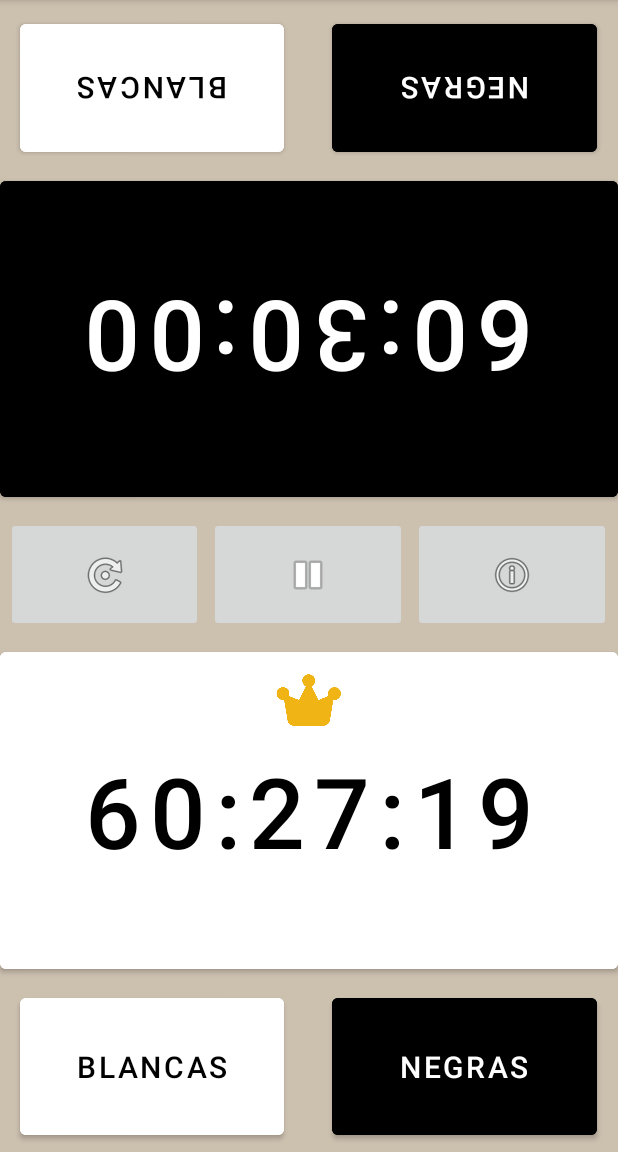
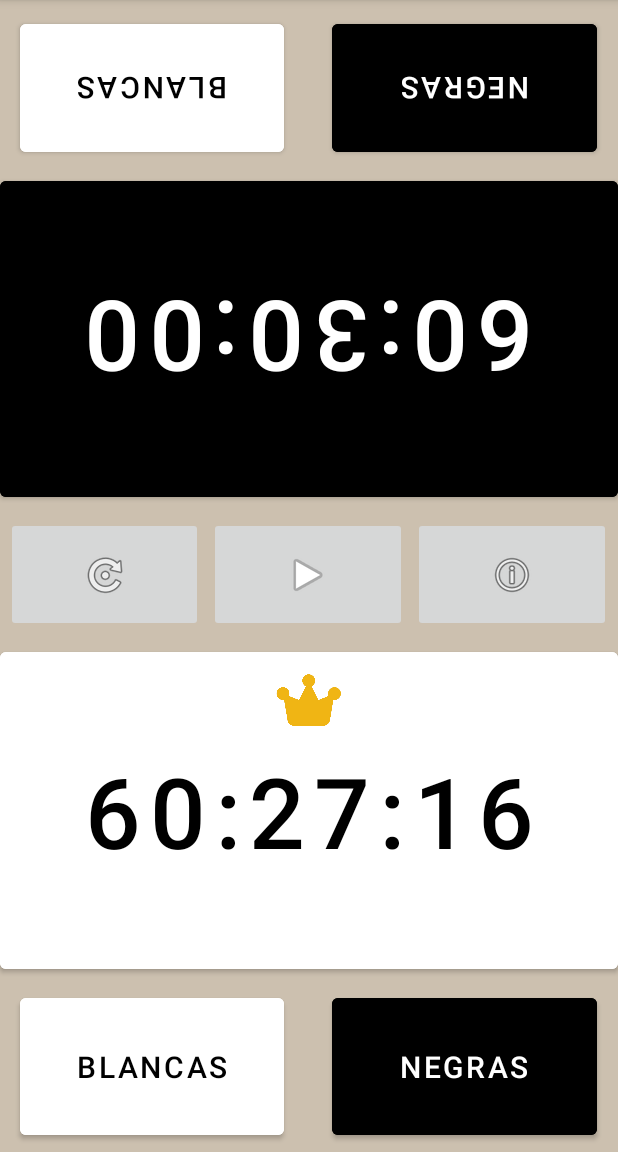
Before and after one commit to alu0101048239/ChessClock, an Android app: the screen it shows after launch (MainActivity), after a tap on an icon or button, on a phone screen of 412 x 824 dp, the part 84-1236 px from its top. Run offline under Robolectric (Android 15) with nearby library versions, the phone set to English and light mode, and no system bars; libraries missing offline, so code that uses them is left out: com.scaledrone.lib; 3 other taps on this screen came first.

```diff
--- a/app/src/main/java/Modelo/Spanish.java
+++ b/app/src/main/java/Modelo/Spanish.java
@@ -81,5 +81,12 @@ public class Spanish extends Language implements Serializable {
     dictado.put("penalizacion_blancas", "penalización blancas");
     dictado.put("penalizacion_negras", "penalización negras");
     dictado.put("parar", "parar");
+    // Piezas
+    dictado.put("peón", "peón");
+    dictado.put("torre", "torre");
+    dictado.put("rey", "rey");
+    dictado.put("reina", "reina");
+    dictado.put("alfil", "alfil");
+    dictado.put("caballo", "caballo");
   }
 }
--- a/app/src/main/java/com/ull/chessclock/MainActivity.java
+++ b/app/src/main/java/com/ull/chessclock/MainActivity.java
@@ -440,6 +440,9 @@ public class MainActivity extends SuperActivity implements RoomListener {
   }
 
   public void CheckPause(Boolean thread) {
+    int pauseIcon = android.R.drawable.ic_media_pause;
+    int playIcon = android.R.drawable.ic_media_play;
+
     if (!bluetooth_connected && !modelo.GetInternet()) { // Partida normal
       if (b1.isEnabled() && b2.isEnabled()) { // el juego está pausado
         game_paused = false;
@@ -448,8 +451,9 @@ public class MainActivity extends SuperActivity implements RoomListener {
         } else {
           MovePlayerOne(false, true);
         }
-
+        pause.setImageResource(pauseIcon);
       } else {
+        pause.setImageResource(playIcon);
         if (b1.isEnabled()) { // están jugando negras
           modelo.GetFirstPlayer().SetTurn(true);
           modelo.GetSecondPlayer().SetTurn(false);
@@ -473,6 +477,8 @@ public class MainActivity extends SuperActivity implements RoomListener {
           MovePlayerOne(false, false);
         }
 
+        pause.setImageResource(pauseIcon);
+
         if (thread) {
           chatUtils.write("pause".getBytes());
           if (modelo.GetInternet()) {
@@ -491,6 +497,9 @@ public class MainActivity extends SuperActivity implements RoomListener {
           modelo.GetSecondPlayer().SetTurn(true);
           modelo.GetFirstPlayer().SetTurn(false);
         }
+
+        pause.setImageResource(playIcon);
+
         b1.setEnabled(true);
         b2.setEnabled(true);
         modelo.Pausar(t1, t2);
--- /dev/null
+++ b/app/src/main/java/com/ull/chessclock/SplashScreenActivity.java
@@ -0,0 +1,16 @@
+package com.ull.chessclock;
+
+import androidx.appcompat.app.AppCompatActivity;
+
+import android.content.Intent;
+import android.os.Bundle;
+
+public class SplashScreenActivity extends AppCompatActivity {
+
+  @Override
+  protected void onCreate(Bundle savedInstanceState) {
+    super.onCreate(savedInstanceState);
+    startActivity(new Intent(SplashScreenActivity.this, MainActivity.class));
+    finish();
+  }
+}
--- /dev/null
+++ b/app/src/main/res/drawable/splash_screen_background.xml
@@ -0,0 +1,14 @@
+<?xml version="1.0" encoding="utf-8"?>
+<layer-list xmlns:android="http://schemas.android.com/apk/res/android"
+    android:opacity="opaque">
+    <item android:drawable="@color/purple_200" />
+    <item
+        android:right="150dp"
+        android:left="150dp"
+        >
+
+        <bitmap
+            android:src="@drawable/corona"
+            android:gravity="center" />
+    </item>
+</layer-list>
--- a/app/src/main/res/values/themes.xml
+++ b/app/src/main/res/values/themes.xml
@@ -13,4 +13,12 @@
         <item name="android:statusBarColor" tools:targetApi="l">?attr/colorPrimaryVariant</item>
         <!-- Customize your theme here. -->
     </style>
+
+    <style name="SplashTheme" parent="Theme.AppCompat.NoActionBar">
+
+        <item name="android:windowBackground">@drawable/splash_screen_background</item>
+
+    </style>
+
+
 </resources>
```
Also changed, not shown: app/src/main/AndroidManifest.xml (+13 -6 lines), app/src/main/java/Modelo/English.java (+7 -0 lines), app/src/main/java/Modelo/German.java (+7 -0 lines), app/src/main/res/drawable/logo_background.xml (added, +74 -0 lines), app/src/main/res/drawable/logochess.png (added).
